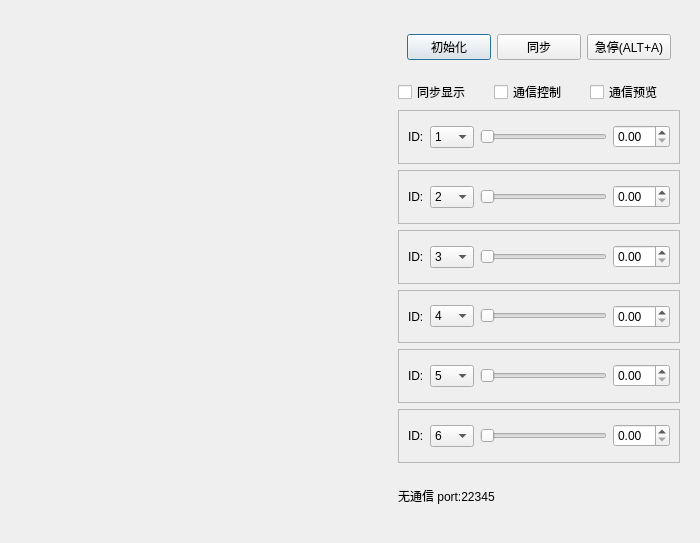
lianglunfei/Robot2020-QT, file armcontrol.ui: the form before one commit.
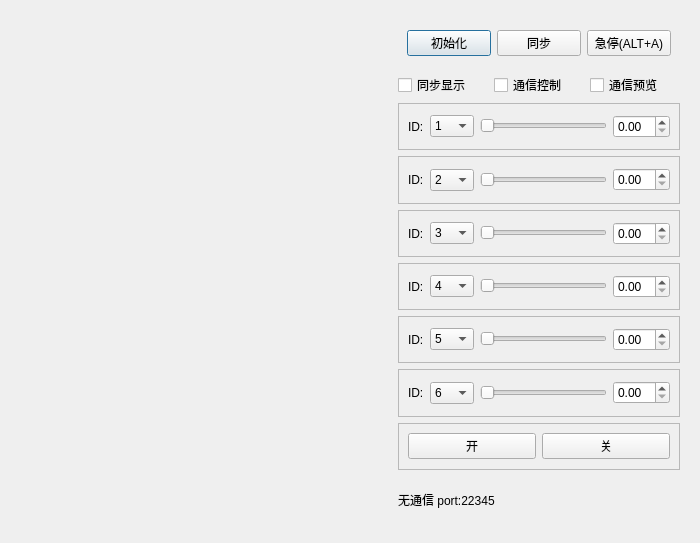
The form after the commit. Custom widgets are drawn as their Qt base class.

```diff
--- a/armcontrol.ui
+++ b/armcontrol.ui
@@ -864,6 +864,32 @@
             </layout>
            </widget>
           </item>
+          <item>
+           <widget class="QFrame" name="frame">
+            <property name="frameShape">
+             <enum>QFrame::StyledPanel</enum>
+            </property>
+            <property name="frameShadow">
+             <enum>QFrame::Raised</enum>
+            </property>
+            <layout class="QHBoxLayout" name="horizontalLayout_21">
+             <item>
+              <widget class="QPushButton" name="clawOpenPushButton">
+               <property name="text">
+                <string>开</string>
+               </property>
+              </widget>
+             </item>
+             <item>
+              <widget class="QPushButton" name="clawClosePushButton">
+               <property name="text">
+                <string>关</string>
+               </property>
+              </widget>
+             </item>
+            </layout>
+           </widget>
+          </item>
           <item>
            <widget class="QLabel" name="statusLabel">
             <property name="text">
```
